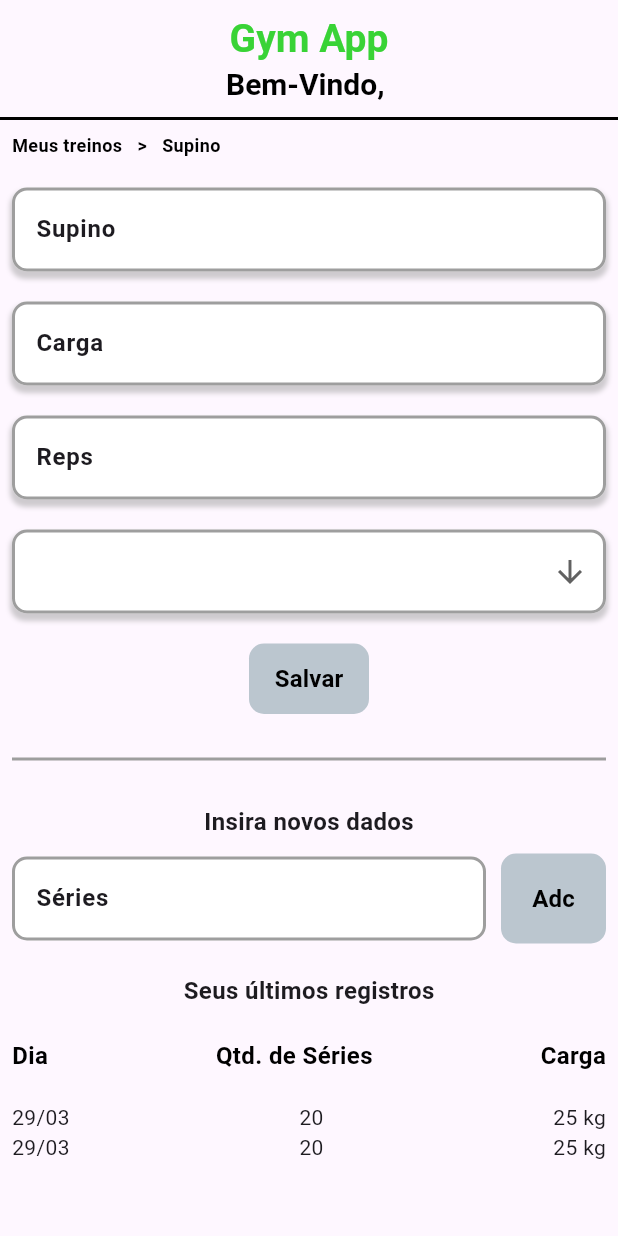
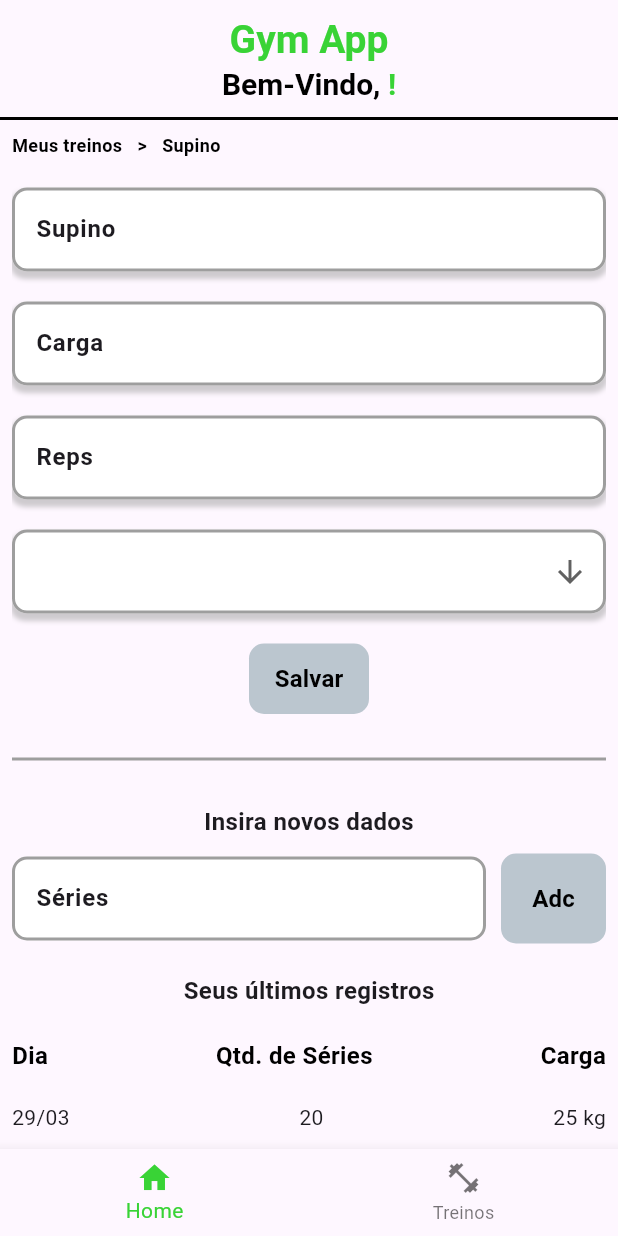
Before and after one commit to ernestosrf/gym-app, a Flutter app: the TrainingPage screen opened directly, on a phone screen of 412 x 824 dp. Run offline on Flutter 3.47's test engine with Material 3 defaults, Android fonts, the phone set to English and light mode, and no system bars; our stand-ins replace cloud_firestore, firebase_auth, firebase_core; accounts and stored records are empty; statements that could not run were skipped.

```diff
--- a/lib/assets/header/header.dart
+++ b/lib/assets/header/header.dart
@@ -1,5 +1,4 @@
 // ignore_for_file: avoid_print
-
 import 'package:flutter/material.dart';
 import 'package:firebase_auth/firebase_auth.dart';
 import 'package:cloud_firestore/cloud_firestore.dart';
@@ -14,7 +13,7 @@ class Header extends StatefulWidget {
 }
 
 class _Header extends State<Header> {
-  String userName = ' Offline! Faça login novamente!';
+  String userName = ' Username!';
 
   @override
   void initState() {
@@ -25,23 +24,16 @@ class _Header extends State<Header> {
   fetchUserName() async {
   User? user = FirebaseAuth.instance.currentUser;
   if (user != null) {
-    print('User uid: ${user.uid}'); // Add this line
     try {
       QuerySnapshot querySnapshot = await FirebaseFirestore.instance.collection('users').where('email', isEqualTo: user.email).get();
       if (querySnapshot.docs.isNotEmpty) {
         Map<String, dynamic>? data = querySnapshot.docs.first.data() as Map<String, dynamic>?;
-        if (data != null && data.containsKey('name')) {
-          setState(() {
-            userName = data['name'];
-          });
-        } else {
-          print('No name field found in document');
-        }
-      } else {
-        print('No document found for user');
+        setState(() {
+          userName = data != null && data.containsKey('name') ? data['name'] + "!" : 'Username!';
+        });
       }
     } catch (e) {
-      print('Error getting user name: $e');
+      print('Error getting username: $e');
     }
   }
 }
--- a/lib/training.dart
+++ b/lib/training.dart
@@ -5,6 +5,7 @@ import 'dart:ui';
 import 'package:flutter/material.dart';
 import 'package:firebase_core/firebase_core.dart';
 import 'package:gym_app/assets/header/header.dart';
+import 'assets/bottomNavigator/bottomNavigator.dart';
 import 'firebase_options.dart';
 
 import 'assets/header/header.dart';
@@ -388,6 +389,7 @@ class _TrainingPage extends State<TrainingPage> {
           ]),
         ])),
       ),
+      bottomNavigationBar: const BottomNavigator(),
     );
   }
 }
```
